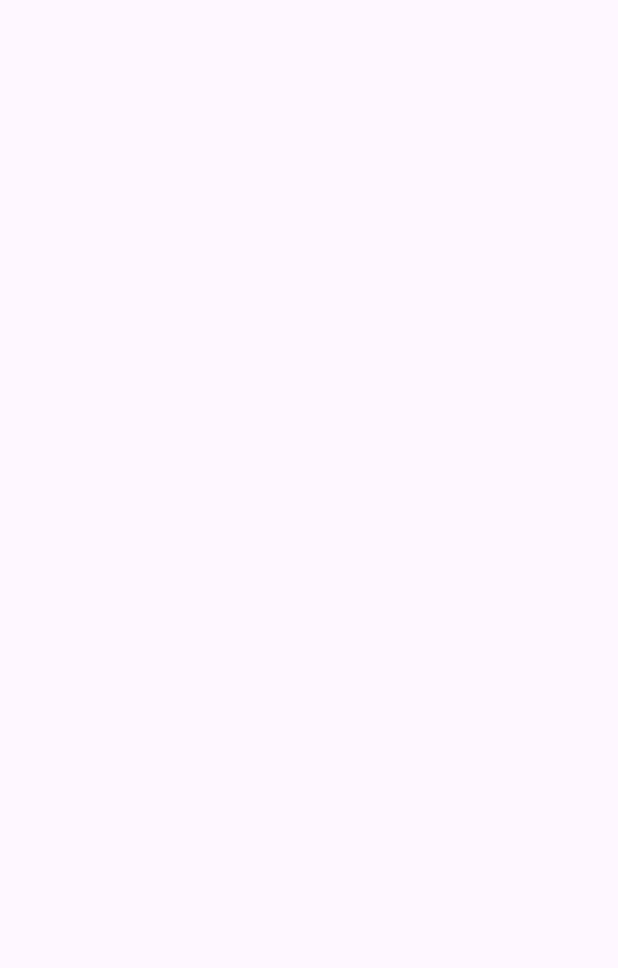
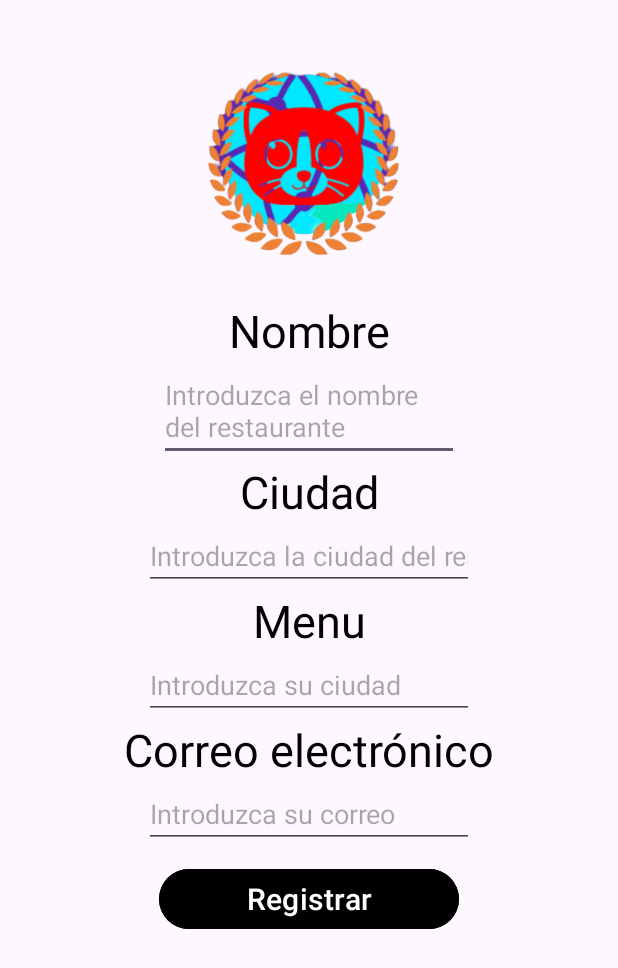
Before and after one commit to samuelvergaramartin/2-DAM-GS-Proyecto, an Android app: the RestaurantRegister screen opened directly, with no data from a screen before it, on a phone screen of 412 x 824 dp. Before the commit the part shown is empty. Shown: the top 968 px of the screen. Run offline under Robolectric (Android 15) with nearby library versions, the phone set to English and light mode, and no system bars.

Commit message:
Updated main branch

```diff
--- a/00- Proyecto Final de Grado/MegustApp/app/src/main/res/layout/client_register.xml
+++ b/00- Proyecto Final de Grado/MegustApp/app/src/main/res/layout/client_register.xml
@@ -83,7 +83,7 @@
         android:layout_height="wrap_content"
         android:backgroundTint="@color/black"
         android:textColor="@color/white"
-        android:text="@string/client_register_activity_register_button_text"
+        android:text="@string/register_button_text2"
         android:textSize="20sp"
         android:layout_margin="10dp"
         android:layout_gravity="center"/>
--- a/00- Proyecto Final de Grado/MegustApp/app/src/main/res/layout/restaurant_register.xml
+++ b/00- Proyecto Final de Grado/MegustApp/app/src/main/res/layout/restaurant_register.xml
@@ -8,8 +8,83 @@
     tools:context=".RestaurantRegister"
     android:orientation="vertical">
 
+    <ImageView
+        android:layout_width="200dp"
+        android:layout_height="200dp"
+        android:layout_gravity="center"
+        android:src="@drawable/netcatbrowser" />
+
+    <TextView
+        android:layout_width="match_parent"
+        android:layout_height="wrap_content"
+        android:text="@string/restaurant_register_activity_name_label"
+        android:textAlignment="center"
+        android:textColor="@color/black"
+        android:textSize="30sp" />
+
+    <EditText
+        android:id="@+id/name_input_client_register"
+        android:layout_width="200dp"
+        android:layout_height="wrap_content"
+        android:layout_gravity="center"
+        android:hint="@string/restaurant_register_activity_name_input" />
+
+    <TextView
+        android:layout_width="match_parent"
+        android:layout_height="wrap_content"
+        android:text="@string/restaurant_register_activity_city_label"
+        android:textAlignment="center"
+        android:textColor="@color/black"
+        android:textSize="30sp" />
+
+    <EditText
+        android:id="@+id/telephone_input_client_register"
+        android:layout_width="220dp"
+        android:layout_height="wrap_content"
+        android:layout_gravity="center"
+        android:hint="@string/restaurant_register_activity_city_input"
+        android:inputType="phone" />
+
+    <TextView
+        android:layout_width="match_parent"
+        android:layout_height="wrap_content"
+        android:text="@string/restaurant_register_activity_menu_label"
+        android:textAlignment="center"
+        android:textColor="@color/black"
+        android:textSize="30sp" />
+
+    <EditText
+        android:id="@+id/city_input_client_register"
+        android:layout_width="220dp"
+        android:layout_height="wrap_content"
+        android:layout_gravity="center"
+        android:hint="@string/client_register_activity_city_input" />
+
+    <TextView
+        android:layout_width="match_parent"
+        android:layout_height="wrap_content"
+        android:text="@string/client_register_activity_email_label"
+        android:textAlignment="center"
+        android:textColor="@color/black"
+        android:textSize="30sp" />
+
+    <EditText
+        android:id="@+id/email_input_client_register"
+        android:layout_width="220dp"
+        android:layout_height="wrap_content"
+        android:layout_gravity="center"
+        android:hint="@string/client_register_activity_email_input"
+        android:inputType="textEmailAddress" />
 
 
-
-
+    <Button
+        android:id="@+id/login_button_login_activity"
+        android:layout_width="200dp"
+        android:layout_height="wrap_content"
+        android:backgroundTint="@color/black"
+        android:textColor="@color/white"
+        android:text="@string/register_button_text2"
+        android:textSize="20sp"
+        android:layout_margin="10dp"
+        android:layout_gravity="center"/>
 </LinearLayout>
--- a/00- Proyecto Final de Grado/MegustApp/app/src/main/res/values/strings.xml
+++ b/00- Proyecto Final de Grado/MegustApp/app/src/main/res/values/strings.xml
@@ -18,5 +18,13 @@
     <string name="client_register_activity_telephone_input">Introduzca su teléfono</string>
     <string name="client_register_activity_city_input">Introduzca su ciudad</string>
     <string name="client_register_activity_email_input">Introduzca su correo</string>
-    <string name="client_register_activity_register_button_text">Registrar</string>
+    <string name="register_button_text2">Registrar</string>
+    <string name="restaurant_register_activity_name_label">Nombre</string>
+    <string name="restaurant_register_activity_city_label">Ciudad</string>
+    <string name="restaurant_register_activity_menu_label">Menu</string>
+    <string name="restaurant_register_activity_street_label">Calle</string>
+    <string name="restaurant_register_activity_name_input">Introduzca el nombre del restaurante</string>
+    <string name="restaurant_register_activity_city_input">Introduzca la ciudad del restaurante</string>
+    <string name="restaurant_register_activity_menu_input">Introduzca el menu del restaurante</string>
+    <string name="restaurant_register_activity_street_input">Introduzca la calle del restaurante</string>
 </resources>
```
